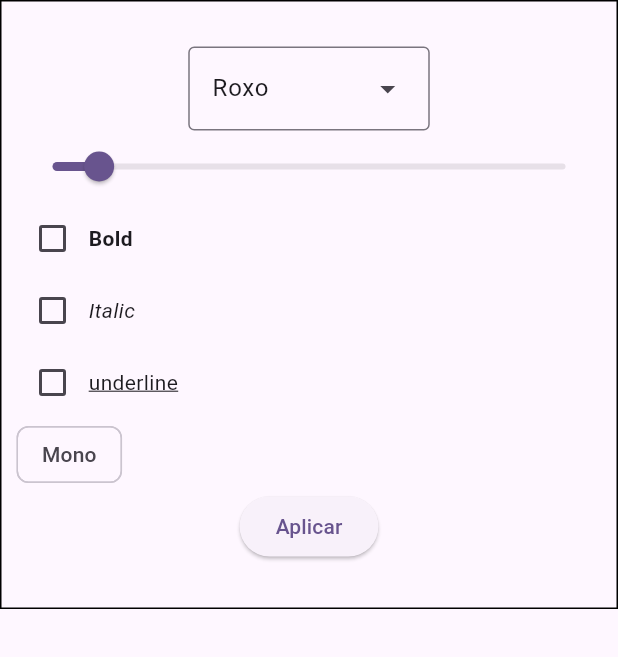
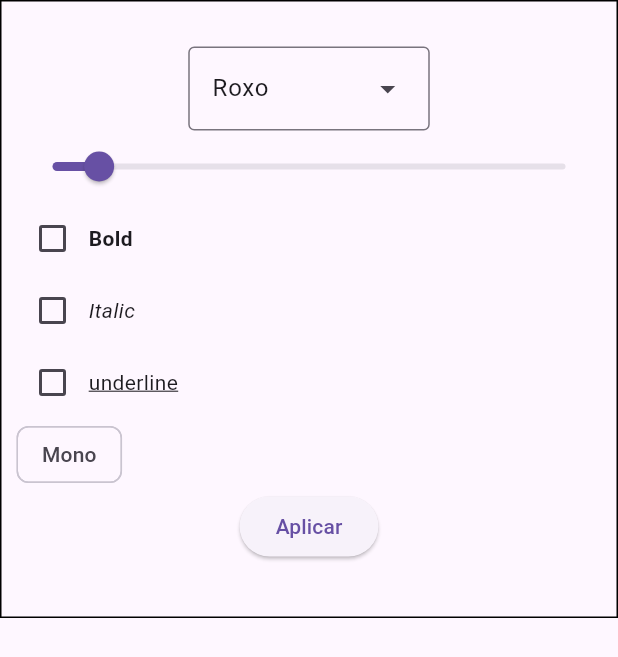
Before and after one commit to mutannejs/Estudo_Flutter, a Flutter app: the ChangeConfig widget shown alone on an empty page, opened directly with empty values, on a phone screen of 412 x 824 dp. Shown: the top 657 px of the screen. Run offline on Flutter 3.47's test engine with Material 3 defaults, Android fonts, the light colour scheme and no system bars; our stand-ins replace flutter_colorpicker, flutter_riverpod, loading_indicator, shared_preferences; accounts and stored records are empty; network calls fail; Roboto replaces fonts that are missing (Mono).

Commit message:
ajustes no tema

```diff
--- a/atividade_03/lib/change_config.dart
+++ b/atividade_03/lib/change_config.dart
@@ -181,7 +181,7 @@ class _ChangeConfigState extends State<ChangeConfig> {
   Widget build(BuildContext context) {
     return Container(
       decoration: BoxDecoration(border: Border.all(color: Colors.black)),
-      padding: const EdgeInsets.fromLTRB(10, 30, 10, 30),
+      padding: const EdgeInsets.fromLTRB(10, 30, 10, 36),
       child: Column(
         mainAxisSize: MainAxisSize.min,
         children: [
```
Also changed, not shown: atividade_03/lib/main.dart (+4 -8 lines).
